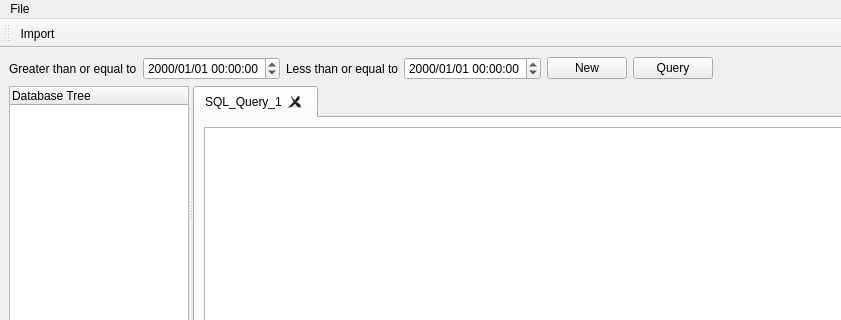
XOB-CN/LogTools, file resource/ui/Main.ui: the form before one commit; both pictures show x 0 to 841 and y 0 to 320 of the 982 by 800 pixel window.
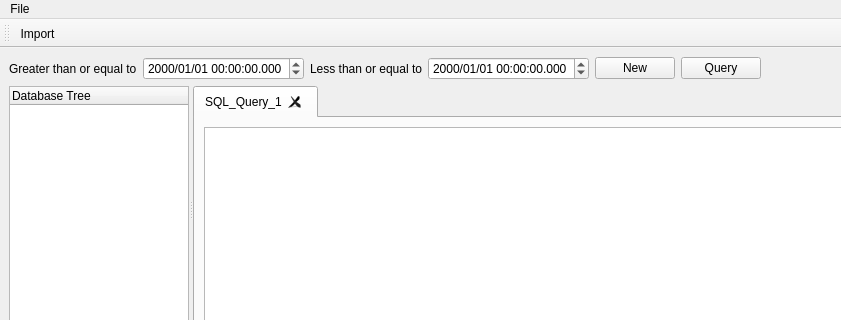
The form after the commit.

What changed in the file:
```diff
--- a/resource/ui/Main.ui
+++ b/resource/ui/Main.ui
@@ -27,7 +27,7 @@
       <item>
        <widget class="QDateTimeEdit" name="geTime">
         <property name="displayFormat">
-         <string>yyyy/MM/dd HH:mm:ss</string>
+         <string>yyyy/MM/dd HH:mm:ss.zzz</string>
         </property>
        </widget>
       </item>
@@ -41,7 +41,7 @@
       <item>
        <widget class="QDateTimeEdit" name="leTime">
         <property name="displayFormat">
-         <string>yyyy/MM/dd HH:mm:ss</string>
+         <string>yyyy/MM/dd HH:mm:ss.zzz</string>
         </property>
        </widget>
       </item>
```
Left out of the diff: 5 changed lines with no effect on the pictures.
